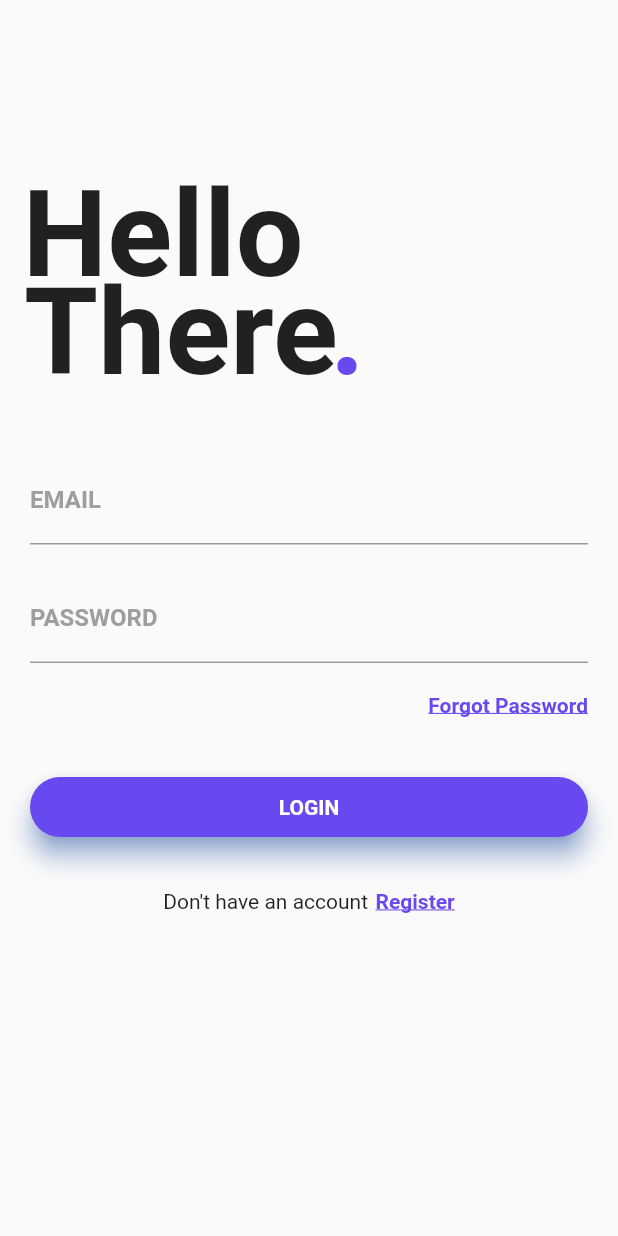
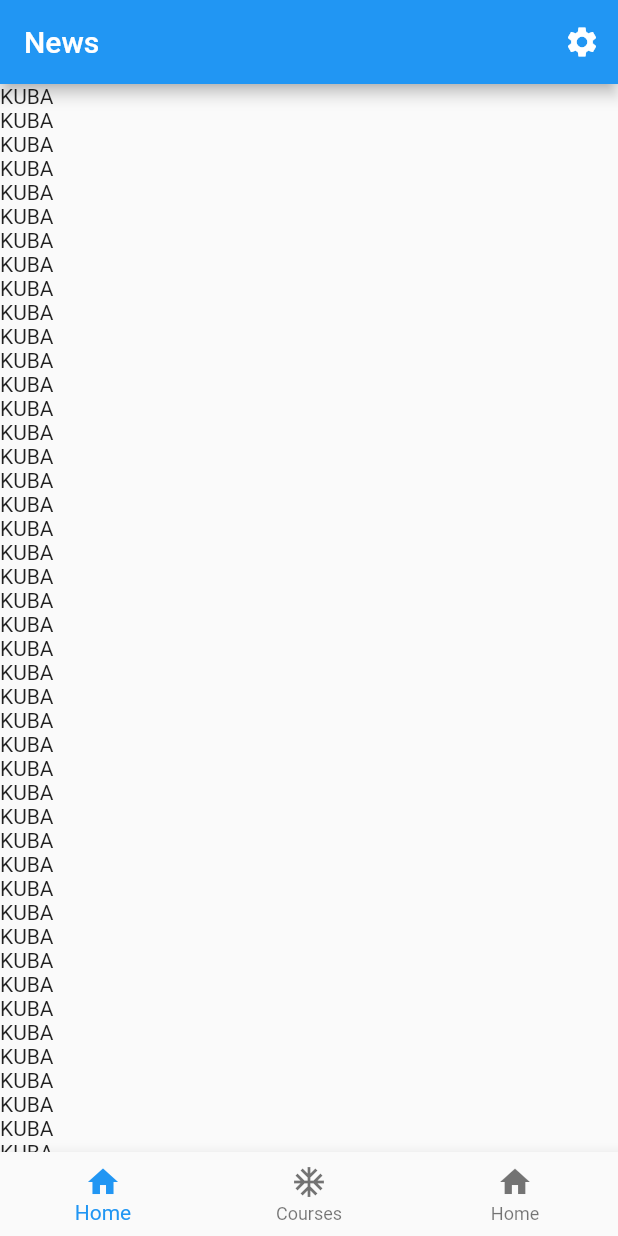
Before and after one commit to KubanychAsanov/bilimAppFlutter, a Flutter app: the screen it shows after launch, on a phone screen of 412 x 824 dp. Run offline on Flutter 3.47's test engine with Material 2 defaults, Android fonts, the light colour scheme and no system bars; our stand-ins replace auto_route, bloc, equatable, flutter_bloc, flutter_markdown, get_it and 2 more; Roboto replaces fonts that are missing (Montserrat).

Commit message:
Added navigation and home pages.

```diff
--- a/lib/ui/routing/router.dart
+++ b/lib/ui/routing/router.dart
@@ -4,14 +4,19 @@ import 'package:bilim_app/ui/screens/auth/registration_page.dart';
 import 'package:bilim_app/ui/screens/course_page.dart';
 import 'package:bilim_app/ui/screens/featured_page.dart';
 import 'package:bilim_app/ui/screens/item_page.dart';
+import 'package:bilim_app/ui/screens/navigation_page.dart';
+
 @MaterialAutoRouter(
   replaceInRouteName: 'Page,Route',
   routes: [
     AutoRoute(
       page: LoginPage,
+    ),
+    AutoRoute(page: RegistrationPage),
+    AutoRoute(
+      page: NavigationPage,
       initial: true,
     ),
-    AutoRoute(page: RegistrationPage),
     AutoRoute(page: ItemPage),
     AutoRoute(page: FeaturedPage),
     AutoRoute(page: CoursePage),
--- a/lib/ui/screens/auth/login_page.dart
+++ b/lib/ui/screens/auth/login_page.dart
@@ -97,7 +97,7 @@ class LoginPage extends StatelessWidget {
                         child: InkWell(
                           onTap: () {
                             print("LOGIN TAPPED");
-                            context.pushRoute(FeaturedRoute());
+                            context.pushRoute(const NavigationRoute());
                           },
                           child: Center(
                             child: Text(
--- /dev/null
+++ b/lib/ui/screens/home_page.dart
@@ -0,0 +1,29 @@
+import 'package:flutter/material.dart';
+
+import 'settings/settings_view.dart';
+
+class HomePage extends StatelessWidget {
+  const HomePage({Key? key}) : super(key: key);
+
+  @override
+  Widget build(BuildContext context) {
+    return Scaffold(
+      appBar: AppBar(
+        title: const Text('News'),
+        actions: [
+          IconButton(
+            icon: const Icon(Icons.settings),
+            onPressed: () {
+              Navigator.pushNamed(context, SettingsView.routeName);
+            },
+          )
+        ],
+      ),
+      body: ListView.builder(
+        itemBuilder: (context, index) {
+          return const Text("KUBA");
+        },
+      ),
+    );
+  }
+}
--- /dev/null
+++ b/lib/ui/screens/navigation_page.dart
@@ -0,0 +1,51 @@
+import 'package:flutter/material.dart';
+
+import 'featured_page.dart';
+import 'home_page.dart';
+
+class NavigationPage extends StatefulWidget {
+  const NavigationPage({Key? key}) : super(key: key);
+
+  @override
+  State<NavigationPage> createState() => _NavigationState();
+}
+
+class _NavigationState extends State<NavigationPage> {
+  int _selectedTab = 0;
+
+  final List _pages = const [
+    HomePage(),
+    FeaturedPage(),
+    HomePage(),
+  ];
+
+  _changeTab(int index) {
+    setState(() {
+      _selectedTab = index;
+    });
+  }
+
+  @override
+  Widget build(BuildContext context) {
+    return Scaffold(
+      body: _pages[_selectedTab],
+      bottomNavigationBar: Theme(
+        data: Theme.of(context).copyWith(),
+        child: BottomNavigationBar(
+          // unselectedItemColor:
+          //     brightness == Brightness.light ? Colors.black : Colors.white70,
+          // selectedItemColor:
+          //     brightness == Brightness.light ? Colors.black : Colors.white,
+          currentIndex: _selectedTab,
+          onTap: (index) => _changeTab(index),
+          items: const [
+            BottomNavigationBarItem(icon: Icon(Icons.home), label: "Home"),
+            BottomNavigationBarItem(
+                icon: Icon(Icons.ac_unit), label: "Courses"),
+            BottomNavigationBarItem(icon: Icon(Icons.home), label: "Home"),
+          ],
+        ),
+      ),
+    );
+  }
+}
```
Also changed, not shown: lib/ui/routing/router.gr.dart.
